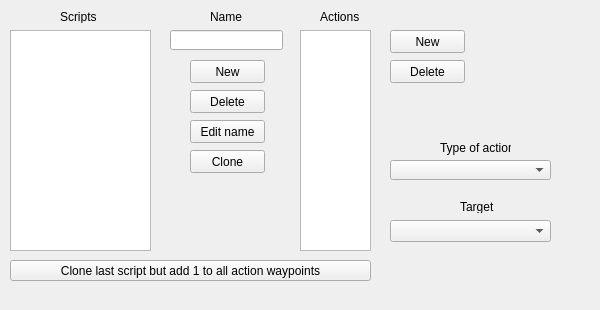
Above: src/scriptsection.ui from PTapioK/TSWaveMaker before the change. Below: the same form after it.
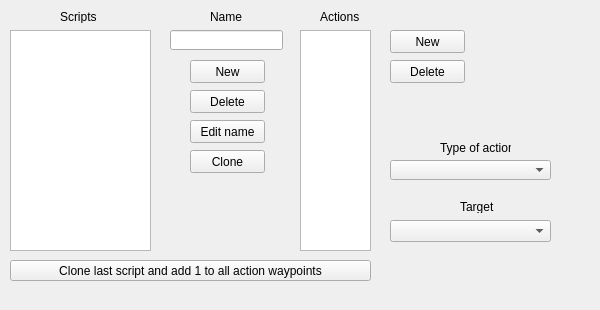
That is the form after the change.

The edit to the form file:
```diff
--- a/src/scriptsection.ui
+++ b/src/scriptsection.ui
@@ -250,7 +250,7 @@
      </sizepolicy>
     </property>
     <property name="text">
-     <string>Clone last script but add 1 to all action waypoints</string>
+     <string>Clone last script and add 1 to all action waypoints</string>
     </property>
    </widget>
   </widget>
```
